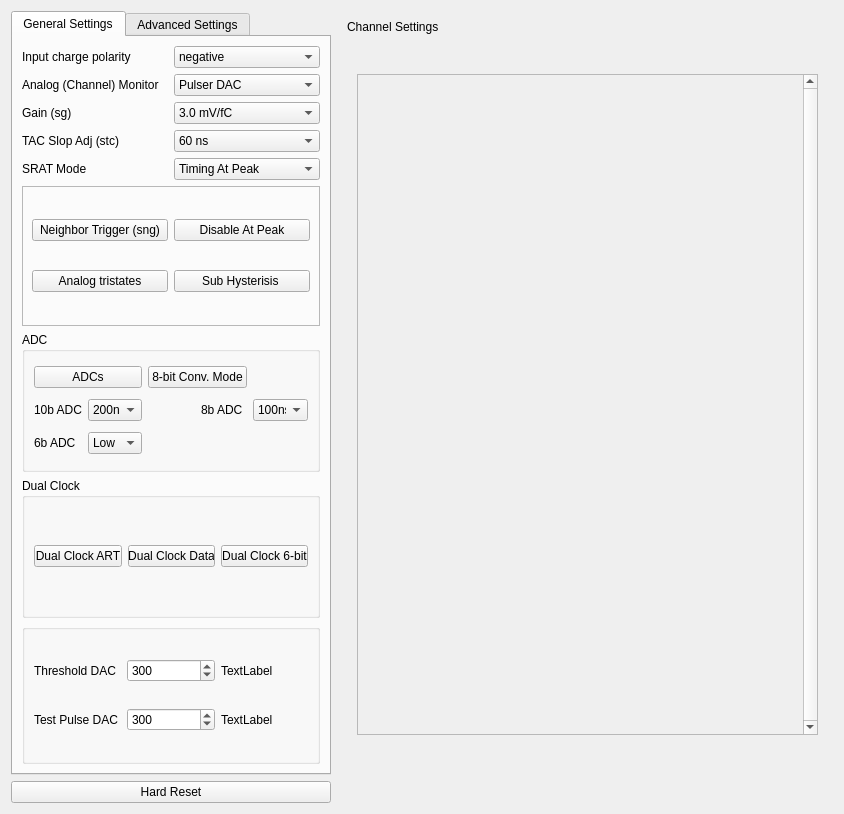
Old version of the form src/vmm_window.ui in the repository YanzhaoW/vmmsc.
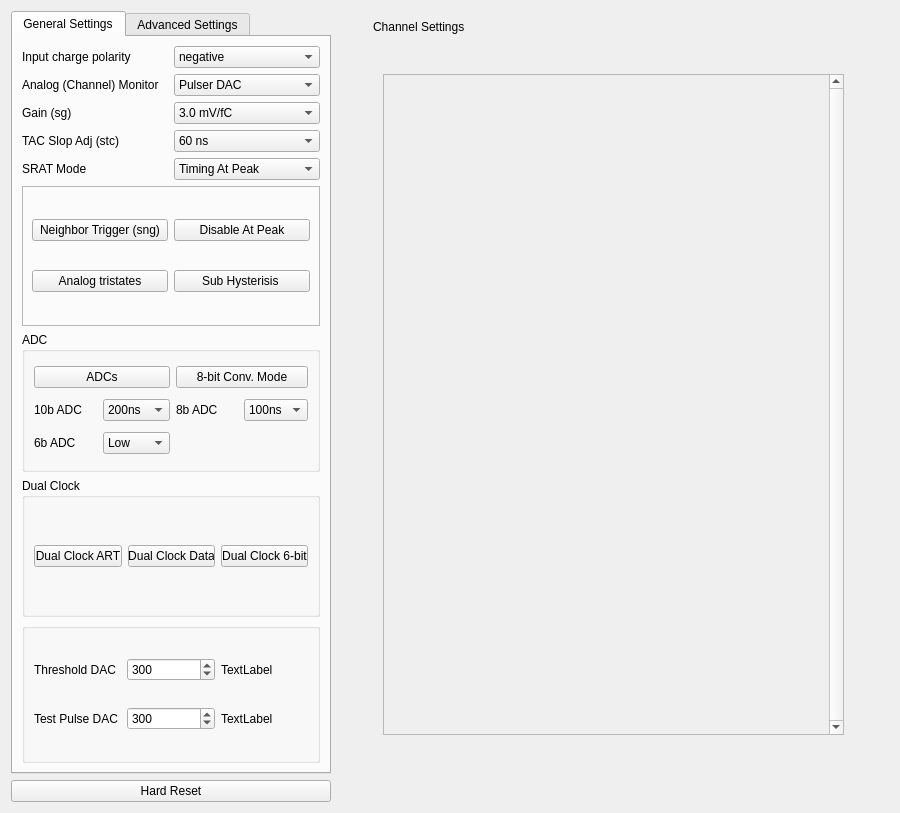
New version of the form.

What changed in the file:
```diff
--- a/src/vmm_window.ui
+++ b/src/vmm_window.ui
@@ -6,8 +6,8 @@
    <rect>
     <x>0</x>
     <y>0</y>
-    <width>844</width>
-    <height>814</height>
+    <width>900</width>
+    <height>813</height>
    </rect>
   </property>
   <property name="sizePolicy">
@@ -22,6 +22,12 @@
     <height>0</height>
    </size>
   </property>
+  <property name="maximumSize">
+   <size>
+    <width>900</width>
+    <height>99999</height>
+   </size>
+  </property>
   <property name="windowTitle">
    <string>Form</string>
   </property>
@@ -832,39 +838,6 @@
             </property>
            </widget>
           </item>
-          <item row="1" column="4">
-           <widget class="QComboBox" name="sc08b">
-            <property name="font">
-             <font>
-              <family>Arial</family>
-              <pointsize>9</pointsize>
-             </font>
-            </property>
-            <item>
-             <property name="text">
-              <string>100ns</string>
-             </property>
-            </item>
-            <item>
-             <property name="text">
-              <string>+60ns</string>
-             </property>
-            </item>
-           </widget>
-          </item>
-          <item row="1" column="3">
-           <widget class="QLabel" name="sc08bLabel">
-            <property name="font">
-             <font>
-              <family>Arial</family>
-              <pointsize>9</pointsize>
-             </font>
-            </property>
-            <property name="text">
-             <string>8b ADC</string>
-            </property>
-           </widget>
-          </item>
           <item row="2" column="1">
            <widget class="QComboBox" name="sc06b">
             <property name="font">
@@ -890,6 +863,39 @@
             </item>
            </widget>
           </item>
+          <item row="1" column="2">
+           <widget class="QLabel" name="sc08bLabel">
+            <property name="font">
+             <font>
+              <family>Arial</family>
+              <pointsize>9</pointsize>
+             </font>
+            </property>
+            <property name="text">
+             <string>8b ADC</string>
+            </property>
+           </widget>
+          </item>
+          <item row="1" column="3">
+           <widget class="QComboBox" name="sc08b">
+            <property name="font">
+             <font>
+              <family>Arial</family>
+              <pointsize>9</pointsize>
+             </font>
+            </property>
+            <item>
+             <property name="text">
+              <string>100ns</string>
+             </property>
+            </item>
+            <item>
+             <property name="text">
+              <string>+60ns</string>
+             </property>
+            </item>
+           </widget>
+          </item>
          </layout>
         </widget>
        </item>
```
